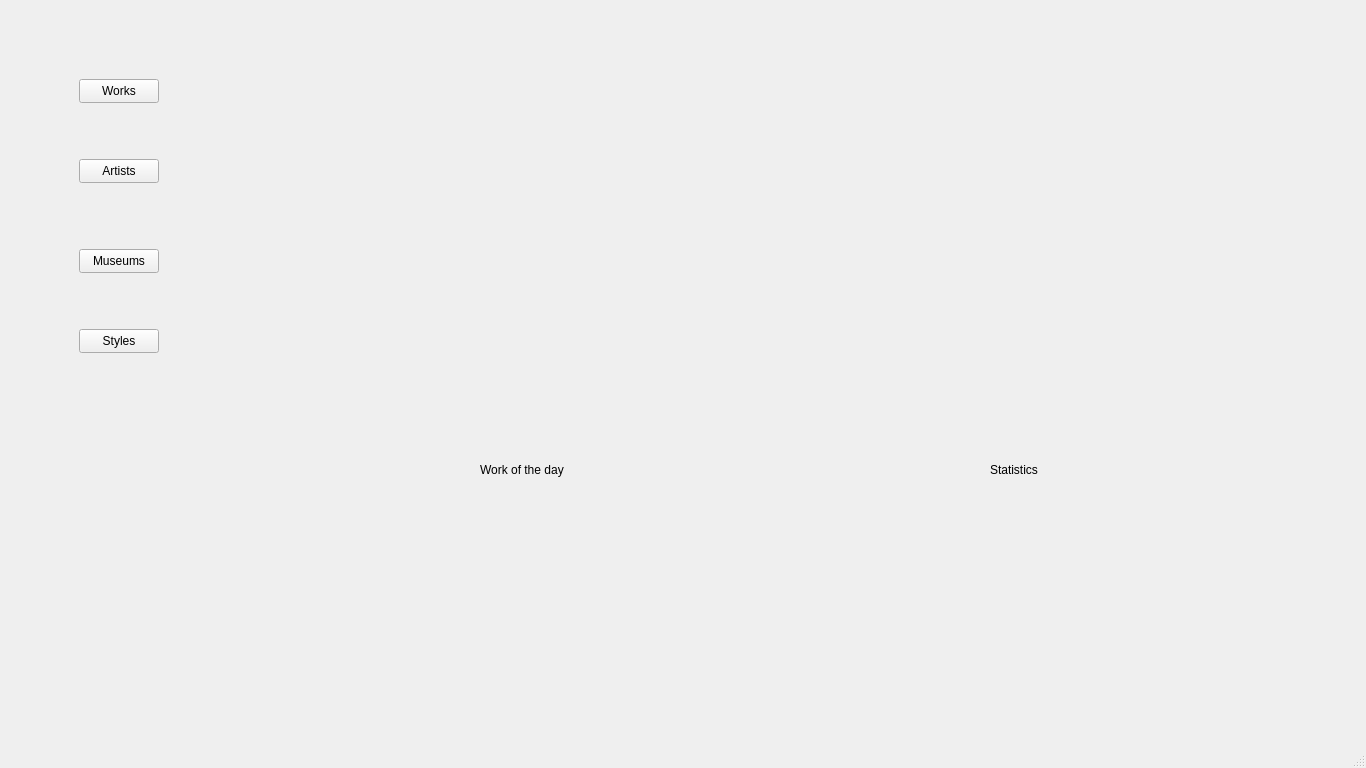
Before: the Qt Designer form database-front-end/mainwindow.ui in Griffin1610/CS366dbms-project, drawn with Qt 5.
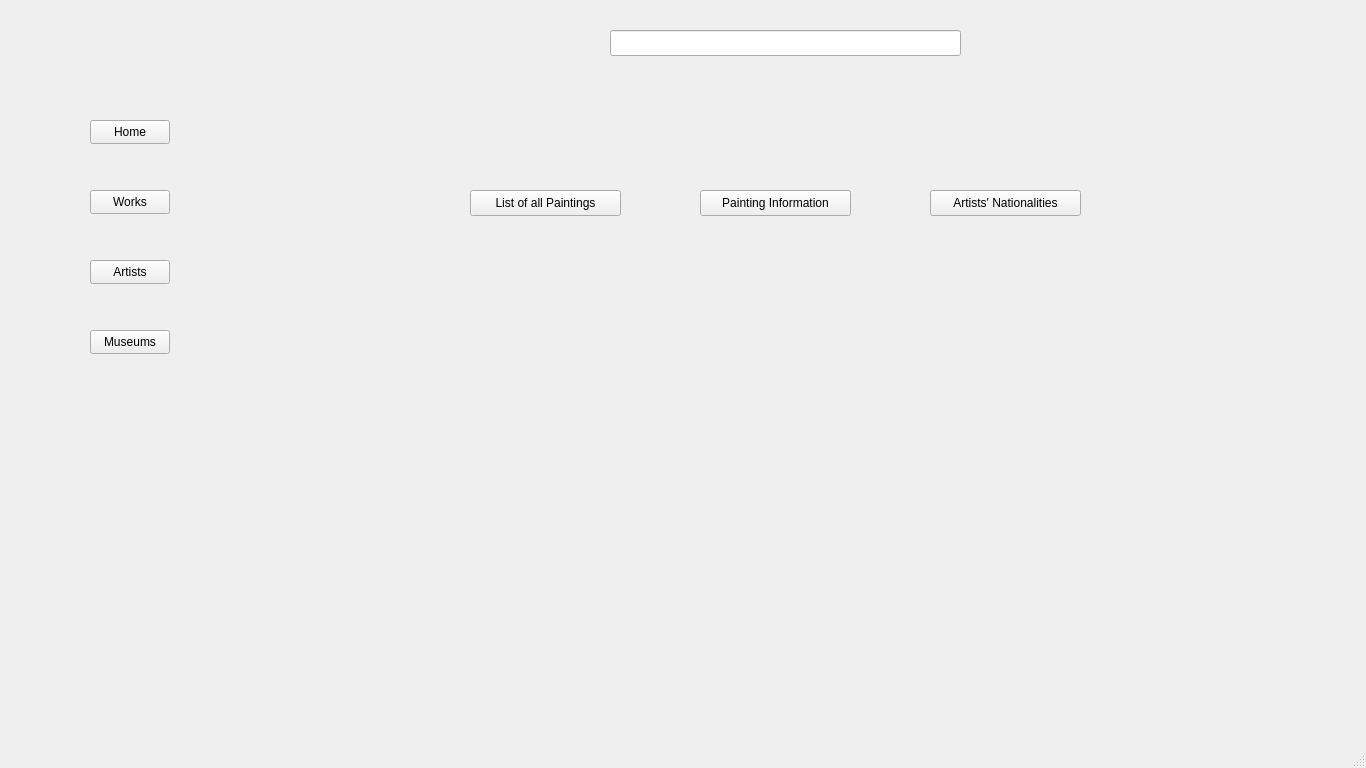
After: the same form once the commit is applied.

The edit to the form file:
```diff
--- a/database-front-end/mainwindow.ui
+++ b/database-front-end/mainwindow.ui
@@ -17,26 +17,33 @@
    <widget class="QFrame" name="frame">
     <property name="geometry">
      <rect>
-      <x>-11</x>
-      <y>-1</y>
-      <width>251</width>
-      <height>800</height>
+      <x>0</x>
+      <y>0</y>
+      <width>250</width>
+      <height>768</height>
      </rect>
     </property>
-    <property name="sizePolicy">
-     <sizepolicy hsizetype="Preferred" vsizetype="Preferred">
-      <horstretch>0</horstretch>
-      <verstretch>0</verstretch>
-     </sizepolicy>
-    </property>
     <property name="frameShape">
      <enum>QFrame::NoFrame</enum>
     </property>
+    <widget class="QPushButton" name="homeButton">
+     <property name="geometry">
+      <rect>
+       <x>90</x>
+       <y>120</y>
+       <width>80</width>
+       <height>24</height>
+      </rect>
+     </property>
+     <property name="text">
+      <string>Home</string>
+     </property>
+    </widget>
     <widget class="QPushButton" name="worksButton">
      <property name="geometry">
       <rect>
        <x>90</x>
-       <y>80</y>
+       <y>190</y>
        <width>80</width>
        <height>24</height>
       </rect>
@@ -49,7 +56,7 @@
      <property name="geometry">
       <rect>
        <x>90</x>
-       <y>160</y>
+       <y>260</y>
        <width>80</width>
        <height>24</height>
       </rect>
@@ -62,73 +69,208 @@
      <property name="geometry">
       <rect>
        <x>90</x>
-       <y>250</y>
-       <width>80</width>
-       <height>24</height>
-      </rect>
-     </property>
-     <property name="text">
-      <string>Museums</string>
-     </property>
-    </widget>
-    <widget class="QPushButton" name="stylesButton">
-     <property name="geometry">
-      <rect>
-       <x>90</x>
        <y>330</y>
        <width>80</width>
        <height>24</height>
       </rect>
      </property>
      <property name="text">
-      <string>Styles</string>
+      <string>Museums</string>
      </property>
     </widget>
    </widget>
-   <widget class="QWidget" name="wotd" native="true">
+   <widget class="QStackedWidget" name="stackedWidget">
     <property name="geometry">
      <rect>
-      <x>430</x>
-      <y>450</y>
-      <width>291</width>
-      <height>221</height>
+      <x>250</x>
+      <y>0</y>
+      <width>1116</width>
+      <height>768</height>
      </rect>
     </property>
-    <widget class="QLabel" name="label">
-     <property name="geometry">
-      <rect>
-       <x>50</x>
-       <y>10</y>
-       <width>191</width>
-       <height>20</height>
-      </rect>
-     </property>
-     <property name="text">
-      <string>Work of the day</string>
-     </property>
-    </widget>
-   </widget>
-   <widget class="QWidget" name="statistics" native="true">
-    <property name="geometry">
-     <rect>
-      <x>920</x>
-      <y>450</y>
-      <width>291</width>
-      <height>221</height>
-     </rect>
+    <property name="currentIndex">
+     <number>1</number>
     </property>
-    <widget class="QLabel" name="label_2">
-     <property name="geometry">
-      <rect>
-       <x>70</x>
-       <y>10</y>
-       <width>151</width>
-       <height>20</height>
-      </rect>
-     </property>
-     <property name="text">
-      <string>Statistics</string>
-     </property>
+    <widget class="QWidget" name="homePage">
+     <widget class="QLabel" name="label">
+      <property name="geometry">
+       <rect>
+        <x>380</x>
+        <y>390</y>
+        <width>111</width>
+        <height>16</height>
+       </rect>
+      </property>
+      <property name="text">
+       <string>Painting of the Day</string>
+      </property>
+     </widget>
+     <widget class="QLabel" name="label_2">
+      <property name="geometry">
+       <rect>
+        <x>780</x>
+        <y>390</y>
+        <width>49</width>
+        <height>16</height>
+       </rect>
+      </property>
+      <property name="text">
+       <string>Statistics</string>
+      </property>
+     </widget>
+    </widget>
+    <widget class="QWidget" name="worksPage">
+     <widget class="QLineEdit" name="worksPageInput">
+      <property name="geometry">
+       <rect>
+        <x>360</x>
+        <y>30</y>
+        <width>351</width>
+        <height>26</height>
+       </rect>
+      </property>
+     </widget>
+     <widget class="QPushButton" name="listAllWorksButton">
+      <property name="geometry">
+       <rect>
+        <x>220</x>
+        <y>190</y>
+        <width>151</width>
+        <height>26</height>
+       </rect>
+      </property>
+      <property name="text">
+       <string>List of all Paintings</string>
+      </property>
+     </widget>
+     <widget class="QPushButton" name="workInfoButton">
+      <property name="geometry">
+       <rect>
+        <x>450</x>
+        <y>190</y>
+        <width>151</width>
+        <height>26</height>
+       </rect>
+      </property>
+      <property name="text">
+       <string>Painting Information</string>
+      </property>
+     </widget>
+     <widget class="QPushButton" name="artistsNationalitiesButton">
+      <property name="geometry">
+       <rect>
+        <x>680</x>
+        <y>190</y>
+        <width>151</width>
+        <height>26</height>
+       </rect>
+      </property>
+      <property name="text">
+       <string>Artists' Nationalities</string>
+      </property>
+     </widget>
+    </widget>
+    <widget class="QWidget" name="artistsPage">
+     <widget class="QLineEdit" name="artistPageInput">
+      <property name="geometry">
+       <rect>
+        <x>360</x>
+        <y>30</y>
+        <width>351</width>
+        <height>26</height>
+       </rect>
+      </property>
+     </widget>
+     <widget class="QPushButton" name="listAllArtistsButton">
+      <property name="geometry">
+       <rect>
+        <x>220</x>
+        <y>190</y>
+        <width>151</width>
+        <height>26</height>
+       </rect>
+      </property>
+      <property name="text">
+       <string>List of all Artists</string>
+      </property>
+     </widget>
+     <widget class="QPushButton" name="artistInfoButton">
+      <property name="geometry">
+       <rect>
+        <x>450</x>
+        <y>190</y>
+        <width>151</width>
+        <height>26</height>
+       </rect>
+      </property>
+      <property name="text">
+       <string>Artist Information</string>
+      </property>
+     </widget>
+     <widget class="QPushButton" name="artistsNationalitiesButton">
+      <property name="geometry">
+       <rect>
+        <x>680</x>
+        <y>190</y>
+        <width>151</width>
+        <height>26</height>
+       </rect>
+      </property>
+      <property name="text">
+       <string>Artists' Nationalities</string>
+      </property>
+     </widget>
+    </widget>
+    <widget class="QWidget" name="museumsPage">
+     <widget class="QLineEdit" name="museumsPageInput">
+      <property name="geometry">
+       <rect>
+        <x>360</x>
+        <y>30</y>
+        <width>351</width>
+        <height>26</height>
+       </rect>
+      </property>
+     </widget>
+     <widget class="QPushButton" name="listAllMuseumsButton">
+      <property name="geometry">
+       <rect>
+        <x>220</x>
+        <y>190</y>
+        <width>151</width>
+        <height>26</height>
+       </rect>
+      </property>
+      <property name="text">
+       <string>List of all Museums</string>
+      </property>
+     </widget>
+     <widget class="QPushButton" name="museumInfoButton">
+      <property name="geometry">
+       <rect>
+        <x>450</x>
+        <y>190</y>
+        <width>151</width>
+        <height>26</height>
+       </rect>
+      </property>
+      <property name="text">
+       <string>Museum Information</string>
+      </property>
+     </widget>
+     <widget class="QPushButton" name="artistsInMuseumButton">
+      <property name="geometry">
+       <rect>
+        <x>680</x>
+        <y>190</y>
+        <width>151</width>
+        <height>26</height>
+       </rect>
+      </property>
+      <property name="text">
+       <string>Artists in a Museum</string>
+      </property>
+     </widget>
     </widget>
    </widget>
   </widget>
```
Left out of the diff: 4 changed lines with no effect on the pictures.
